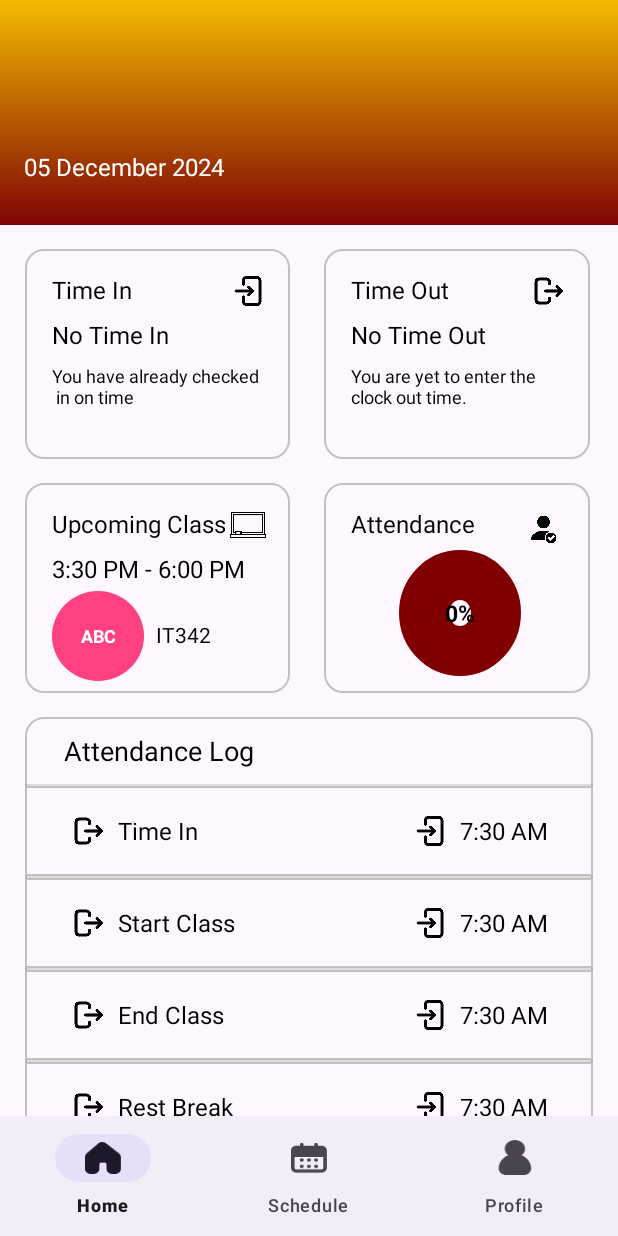
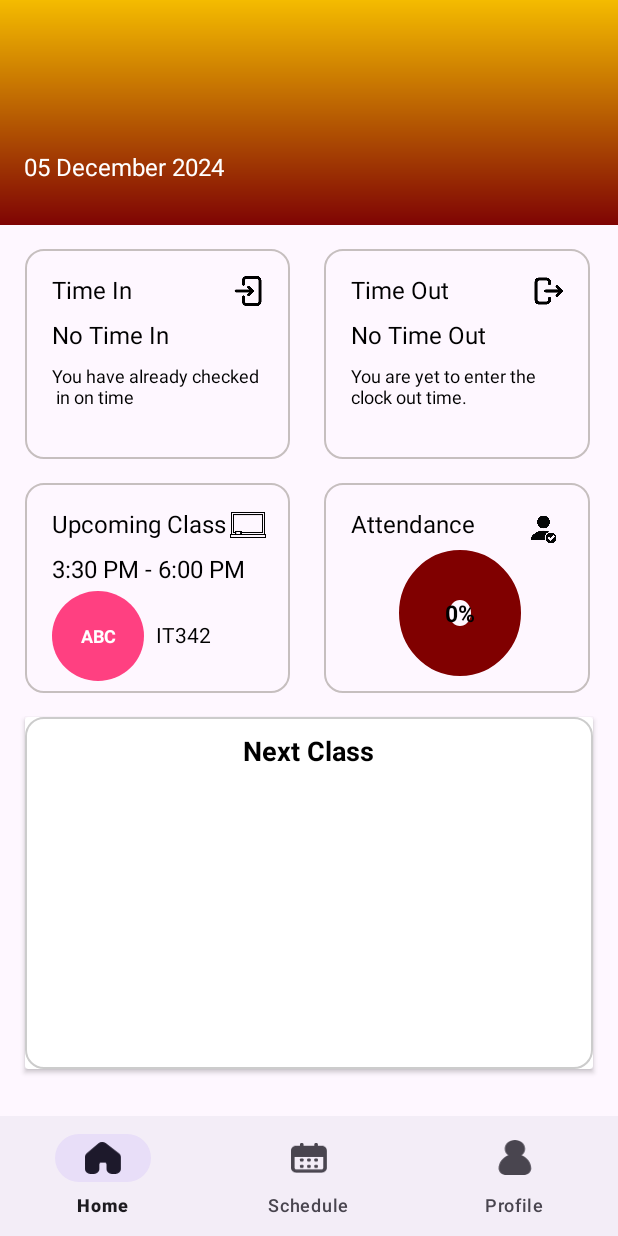
Before and after one commit to ilustrisimojamesruther/wild_Attend, an Android app: the FacultyHome screen opened directly, with no data from a screen before it, on a phone screen of 412 x 824 dp. Run offline under Robolectric (Android 15) with nearby library versions, the phone set to English and light mode, and no system bars; our stand-ins replace Firebase (no records; nobody signed in at launch, a user with empty details on screens opened directly).

Commit message:
Faculty Next Class updated

```diff
--- a/app/src/main/java/com/example/wildattend/FacultyHome.java
+++ b/app/src/main/java/com/example/wildattend/FacultyHome.java
@@ -36,7 +36,9 @@ import java.net.HttpURLConnection;
 import java.net.URL;
 import java.text.ParseException;
 import java.text.SimpleDateFormat;
+import java.util.ArrayList;
 import java.util.Date;
+import java.util.List;
 import java.util.Locale;
 
 public class FacultyHome extends Fragment {
@@ -45,11 +47,13 @@ public class FacultyHome extends Fragment {
     private TextView upcomingCourseTextView;
     private MaterialTextView courseView;
 
-    private ListView attendanceLogListView;
+    private ListView listView;
     private static final String TAG = "FacultyHome";
     private TextView facultyNameTextView;
     private ImageView profile_image;
 
+    private List<ClassItem> scheduleItems;
+    private ClassItemAdapter adapter;
     private FacultyProgressBar facultyProgressBar;
 
     private TextView percentageText;
@@ -71,7 +75,7 @@ public class FacultyHome extends Fragment {
         courseView = rootView.findViewById(R.id.courseView);
         facultyNameTextView = rootView.findViewById(R.id.home_header);
         profile_image = rootView.findViewById(R.id.profile_image_faculty);
-        attendanceLogListView = rootView.findViewById(R.id.attendanceLogListView);
+        listView = rootView.findViewById(R.id.list_view_schedule);
         facultyProgressBar = rootView.findViewById(R.id.facultyProgressBar);
         percentageText = rootView.findViewById(R.id.percentageText);
         timeInValue = rootView.findViewById(R.id.timeInValue);
@@ -80,6 +84,10 @@ public class FacultyHome extends Fragment {
 
         // Fetch and display the attendance progress
         fetchAttendanceProgress();
+
+        scheduleItems = new ArrayList<>();
+        adapter = new ClassItemAdapter(requireContext(), scheduleItems, R.layout.list_next_class, false);
+        listView.setAdapter(adapter);
 
 //        int progress = 80; // Example progress value
 //        facultyProgressBar.setProgress(progress);
@@ -103,8 +111,8 @@ public class FacultyHome extends Fragment {
 
 
         // Setup the attendance log ListView
-        setupListView(inflater);
-
+        setupListView();
+        fetchUserClasses();
         return rootView;
     }
 
@@ -130,7 +138,7 @@ public class FacultyHome extends Fragment {
                             new LoadImageTask(profile_image).execute(imageUrl);
 
                             // Fetch classes
-                            fetchUserClasses(currentUser.getUid());
+//                            fetchUserClasses(currentUser.getUid());
                         }
                     })
                     .addOnFailureListener(e -> {
@@ -142,7 +150,26 @@ public class FacultyHome extends Fragment {
     }
 
 
-    private void fetchUserClasses(String userId) {
+//    private void fetchUserClasses(String userId) {
+//        FirebaseFirestore db = FirebaseFirestore.getInstance();
+//        db.collection("userClasses")
+//                .whereEqualTo("userID", userId)
+//                .get()
+//                .addOnSuccessListener(queryDocumentSnapshots -> {
+//                    for (QueryDocumentSnapshot documentSnapshot : queryDocumentSnapshots) {
+//                        String classID = documentSnapshot.getString("classID");
+//                        fetchClassDetails(classID);
+//                    }
+//                })
+//                .addOnFailureListener(e -> {
+//                    Log.e(TAG, "Error fetching user classes", e);
+//                });
+//    }
+
+    private void fetchUserClasses() {
+        FirebaseUser currentUser = FirebaseAuth.getInstance().getCurrentUser();
+        if (currentUser != null) {
+            String userId = currentUser.getUid();
             FirebaseFirestore db = FirebaseFirestore.getInstance();
             db.collection("userClasses")
                     .whereEqualTo("userID", userId)
@@ -156,6 +183,9 @@ public class FacultyHome extends Fragment {
                     .addOnFailureListener(e -> {
                         Log.e(TAG, "Error fetching user classes", e);
                     });
+        } else {
+            Log.e(TAG, "User is not authenticated");
+        }
     }
 
     private void fetchClassDetails(String classID) {
@@ -171,11 +201,41 @@ public class FacultyHome extends Fragment {
                         String formattedStartTime = formatTime(startTime); // Format the start time
                         String endTime = documentSnapshot.getString("endTime");
                         String formattedEndTime = formatTime(endTime); // Format the end time
+                        String classColor = documentSnapshot.getString("classColor");
+                        String classRoom = documentSnapshot.getString("classRoom");
+
+                        // Fetch day booleans with null checks using temporary variables
+                        Boolean mondayObj = documentSnapshot.getBoolean("Monday");
+                        boolean monday = mondayObj != null && mondayObj;
+
+                        Boolean tuesdayObj = documentSnapshot.getBoolean("Tuesday");
+                        boolean tuesday = tuesdayObj != null && tuesdayObj;
+
+                        Boolean wednesdayObj = documentSnapshot.getBoolean("Wednesday");
+                        boolean wednesday = wednesdayObj != null && wednesdayObj;
+
+                        Boolean thursdayObj = documentSnapshot.getBoolean("Thursday");
+                        boolean thursday = thursdayObj != null && thursdayObj;
+
+                        Boolean fridayObj = documentSnapshot.getBoolean("Friday");
+                        boolean friday = fridayObj != null && fridayObj;
+
+                        Boolean saturdayObj = documentSnapshot.getBoolean("Saturday");
+                        boolean saturday = saturdayObj != null && saturdayObj;
+
+                        Boolean sundayObj = documentSnapshot.getBoolean("Sunday");
+                        boolean sunday = sundayObj != null && sundayObj;
+
+                        Log.d(TAG, "Class Name: " + classDesc);
 
                         // Update UI with class details
                         upcomingTimeTextView.setText(formattedStartTime + " - " + formattedEndTime);
                         upcomingCourseTextView.setText(classCode);
                         courseView.setText(classCode.substring(0, 3)); // Assuming courseView displays a short code
+
+                        ClassItem item = new ClassItem(classCode, classDesc, formattedStartTime, formattedEndTime, classColor, classRoom, monday, tuesday, wednesday, thursday, friday, saturday, sunday);
+                        scheduleItems.add(item);
+                        adapter.notifyDataSetChanged();
                     } else {
                         Log.e(TAG, "Class document does not exist");
                     }
@@ -198,24 +258,25 @@ public class FacultyHome extends Fragment {
     }
 
 
-    private void setupListView(LayoutInflater inflater) {
-        // Sample data for the ListView
-        String[] attendanceLogs = {
-                "Time In",
-                "Start Class",
-                "End Class",
-                "Rest Break"
-        };
+    private void setupListView() {
+        listView.setOnItemClickListener((parent, view, position, id) -> {
+            ClassItem selectedItem = (ClassItem) parent.getItemAtPosition(position);
+            if (selectedItem != null) {
+                // Navigate to the detailed schedule of the selected class
+                navigateToClassSchedule(selectedItem.getClassCode(),selectedItem.getStartTime(), selectedItem.getEndTime(),  selectedItem.getClassDesc(), selectedItem.getClassRoom(), selectedItem.getClassColor());
+            }
+        });
+    }
 
-        // Create an ArrayAdapter to display the attendance log items
-        ArrayAdapter<String> adapter = new ArrayAdapter<>(requireContext(), R.layout.list_attendance_log, R.id.actionText, attendanceLogs);
+    private void navigateToClassSchedule(String classCode, String startTime, String endTime, String classDesc, String classRoom, String classColor) {
+        // Create instance of StudentScheduleClass fragment and pass class code as argument
+        FacultyScheduleTimeIn facultyScheduleClassFragment = FacultyScheduleTimeIn.newInstance(classCode, startTime, endTime, classDesc, classRoom, classColor);
 
-        // Inflate the header layout and add it to the ListView
-        View headerView = inflater.inflate(R.layout.header_list_attendance_log, null);
-        attendanceLogListView.addHeaderView(headerView);
-
-        // Set the adapter to the ListView
-        attendanceLogListView.setAdapter(adapter);
+        // Navigate to the StudentScheduleClass fragment
+        getParentFragmentManager().beginTransaction()
+                .replace(R.id.faculty_frame_layout, facultyScheduleClassFragment)
+                .addToBackStack(null)
+                .commit();
     }
 
     private void fetchAttendanceProgress() {
--- a/app/src/main/res/layout/fragment_faculty_home.xml
+++ b/app/src/main/res/layout/fragment_faculty_home.xml
@@ -399,19 +399,63 @@
 
 
     <!-- ListView for the Attendance Log -->
-    <ListView
-        android:id="@+id/attendanceLogListView"
+<!--    <ListView-->
+<!--        android:id="@+id/attendanceLogListView"-->
+<!--        android:layout_width="0dp"-->
+<!--        android:layout_height="290dp"-->
+<!--        app:layout_constraintWidth_percent="0.92"-->
+<!--        android:layout_marginTop="16dp"-->
+<!--        android:background="@drawable/border_background_v2"-->
+<!--        app:layout_constraintBottom_toBottomOf="parent"-->
+<!--        app:layout_constraintEnd_toEndOf="@id/guideline4"-->
+<!--        app:layout_constraintHorizontal_bias="0.483"-->
+<!--        app:layout_constraintStart_toStartOf="@id/guideline1"-->
+<!--        app:layout_constraintTop_toBottomOf="@id/frame4"-->
+<!--        app:layout_constraintVertical_bias="0.0" />-->
+
+    <androidx.cardview.widget.CardView
+        android:id="@+id/list_view_container"
         android:layout_width="0dp"
-        android:layout_height="290dp"
-        app:layout_constraintWidth_percent="0.92"
+        android:layout_height="wrap_content"
         android:layout_marginTop="16dp"
-        android:background="@drawable/border_background_v2"
-        app:layout_constraintBottom_toBottomOf="parent"
+        android:layout_marginBottom="24dp"
         app:layout_constraintEnd_toEndOf="@id/guideline4"
-        app:layout_constraintHorizontal_bias="0.483"
         app:layout_constraintStart_toStartOf="@id/guideline1"
-        app:layout_constraintTop_toBottomOf="@id/frame4"
-        app:layout_constraintVertical_bias="0.0" />
+        app:layout_constraintTop_toBottomOf="@+id/frame4">
+
+        <RelativeLayout
+            android:layout_width="match_parent"
+            android:layout_height="wrap_content"
+            android:background="@drawable/cardview_border">
+
+            <!-- Header -->
+            <TextView
+                android:id="@+id/header_text"
+                android:layout_width="wrap_content"
+                android:layout_height="wrap_content"
+                android:layout_centerHorizontal="true"
+                android:text="Next Class"
+                android:textSize="18sp"
+                android:autoSizeTextType="uniform"
+                android:textStyle="bold"
+                android:textColor="@android:color/black"
+                android:layout_marginTop="10dp"
+                android:gravity="center" />
+
+            <!-- ListView -->
+            <ListView
+                android:id="@+id/list_view_schedule"
+                android:layout_width="match_parent"
+                android:layout_height="200dp"
+                android:padding="20dp"
+                android:layout_below="@id/header_text"
+                android:divider="@android:color/transparent"
+                android:dividerHeight="15sp"
+                tools:listitem="@layout/list_next_class" />
+
+        </RelativeLayout>
+
+    </androidx.cardview.widget.CardView>
 
     <androidx.constraintlayout.widget.Guideline
         android:id="@+id/guideline1"
```
Lines whose indentation alone changed are shown as unchanged.
